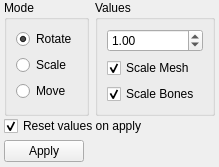
The window that src/tools/hlam/ui/assets/studiomodel/dockpanels/StudioModelTransformPanel.ui (SamVanheer/HalfLifeAssetManager) describes before a commit, drawn with Qt 5.
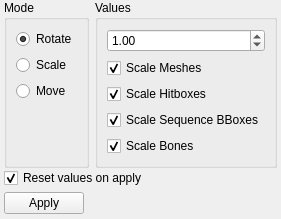
The same window after the commit. The open tabs and pages were chosen to show the change. Custom widgets are drawn as their Qt base class.

Commit message: Add separate checkboxes for hitbox & sequence bbox scale #186

Patch:
```diff
--- a/src/tools/hlam/ui/assets/studiomodel/dockpanels/StudioModelTransformPanel.ui
+++ b/src/tools/hlam/ui/assets/studiomodel/dockpanels/StudioModelTransformPanel.ui
@@ -7,7 +7,7 @@
     <x>0</x>
     <y>0</y>
     <width>250</width>
-    <height>155</height>
+    <height>201</height>
    </rect>
   </property>
   <property name="minimumSize">
@@ -129,7 +129,27 @@
           <item>
            <widget class="QCheckBox" name="ScaleMesh">
             <property name="text">
-             <string>Scale Mesh</string>
+             <string>Scale Meshes</string>
+            </property>
+            <property name="checked">
+             <bool>true</bool>
+            </property>
+           </widget>
+          </item>
+          <item>
+           <widget class="QCheckBox" name="ScaleHitboxes">
+            <property name="text">
+             <string>Scale Hitboxes</string>
+            </property>
+            <property name="checked">
+             <bool>true</bool>
+            </property>
+           </widget>
+          </item>
+          <item>
+           <widget class="QCheckBox" name="ScaleSequenceBBoxes">
+            <property name="text">
+             <string>Scale Sequence BBoxes</string>
             </property>
             <property name="checked">
              <bool>true</bool>
```
Left out of the diff: 5 changed lines with no effect on the pictures. The commit also changes 3 other files.
